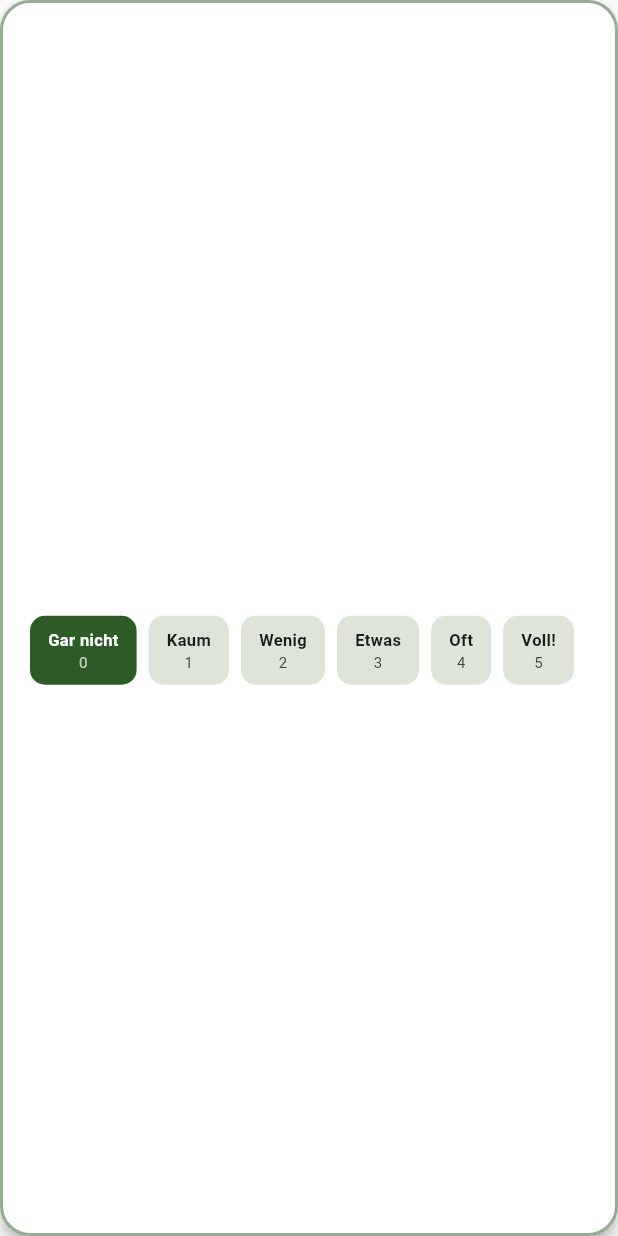
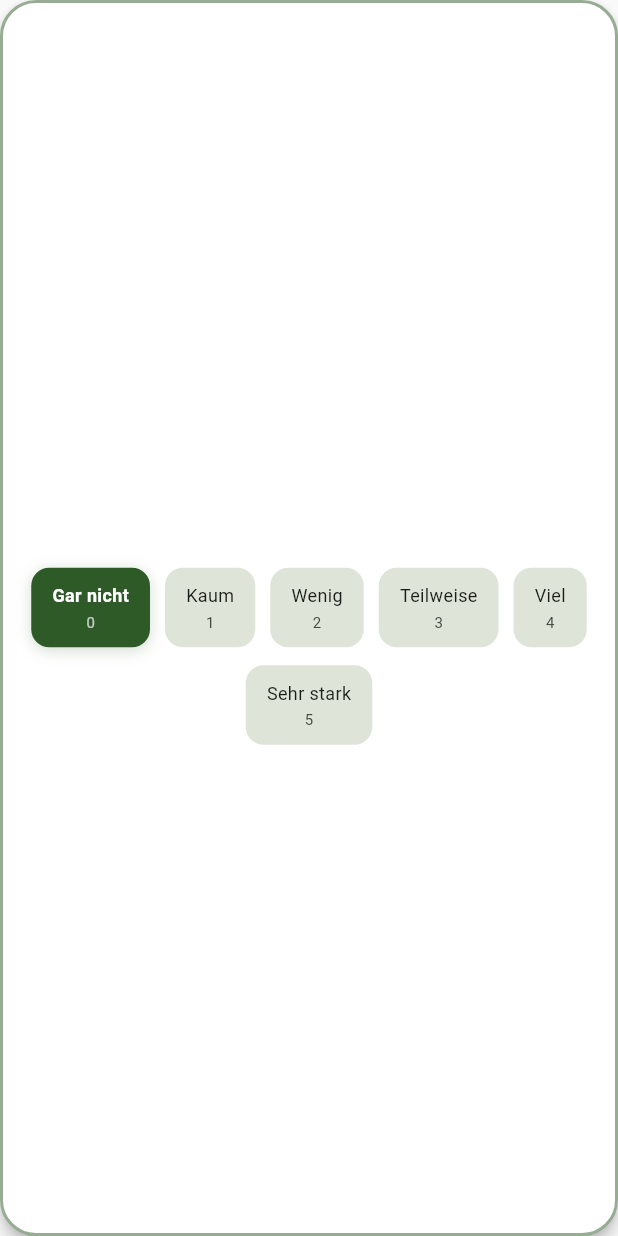
Before and after one commit to Paradoxianer/design_for_life, a Flutter app: the _QuestionCard widget shown alone on an empty page, opened directly with empty values, on a phone screen of 412 x 824 dp. Run offline on Flutter 3.47's test engine with Material 3 defaults, Android fonts, the phone set to English and light mode, and no system bars; our stand-ins replace equatable, flutter_bloc, go_router, google_fonts, hydrated_bloc, image_picker.

Commit message:
refactor: professionalize rating labels and center button layout fixes #5

```diff
--- a/lib/features/spiritual_gifts/widgets/spiritual_gifts_editor.dart
+++ b/lib/features/spiritual_gifts/widgets/spiritual_gifts_editor.dart
@@ -104,9 +104,9 @@ class _SpiritualGiftsEditorState extends State<SpiritualGiftsEditor> {
               child: CarouselView(
                 controller: _carouselController,
                 scrollDirection: Axis.vertical,
-                itemExtent: 220, // Höhe der Karte im vertikalen Modus
-                shrinkExtent: 150,
-                enableSplash: false, // WICHTIG: Erlaubt Interaktion mit Children
+                itemExtent: 240, // Etwas mehr Platz für die seriösen Texte
+                shrinkExtent: 180,
+                enableSplash: false,
                 padding: const EdgeInsets.symmetric(vertical: 8, horizontal: 16),
                 children: List.generate(state.questionOrder.length, (index) {
                   final questionId = state.questionOrder[index];
@@ -161,17 +161,16 @@ class _QuestionCard extends StatelessWidget {
       margin: EdgeInsets.zero,
       elevation: currentScore != null ? 4 : 1,
       shape: RoundedRectangleBorder(
-        borderRadius: BorderRadius.circular(20),
+        borderRadius: BorderRadius.circular(24),
         side: BorderSide(
           color: currentScore != null ? theme.colorScheme.primary.withOpacity(0.5) : Colors.transparent,
           width: 2,
         ),
       ),
       child: Padding(
-        padding: const EdgeInsets.all(16),
+        padding: const EdgeInsets.all(20),
         child: Column(
           mainAxisAlignment: MainAxisAlignment.center,
-          crossAxisAlignment: CrossAxisAlignment.stretch,
           children: [
             Text(
               question.text,
@@ -179,27 +178,33 @@ class _QuestionCard extends StatelessWidget {
                 fontWeight: FontWeight.bold,
               ),
               textAlign: TextAlign.center,
-              maxLines: 2,
+              maxLines: 3,
               overflow: TextOverflow.ellipsis,
             ),
-            const SizedBox(height: 16),
-            SingleChildScrollView(
-              scrollDirection: Axis.horizontal,
-              child: Row(
-                mainAxisAlignment: MainAxisAlignment.center,
+            const SizedBox(height: 24),
+            Center(
+              child: Wrap(
+                spacing: 10,
+                runSpacing: 12,
+                alignment: WrapAlignment.center,
                 children: List.generate(6, (index) {
                   final isSelected = currentScore == index;
-                  return Padding(
-                    padding: const EdgeInsets.symmetric(horizontal: 4),
-                    child: InkWell(
+                  return InkWell(
                     onTap: isReadOnly ? null : () => onAnswer(index),
-                      borderRadius: BorderRadius.circular(10),
+                    borderRadius: BorderRadius.circular(12),
                     child: AnimatedContainer(
                       duration: const Duration(milliseconds: 200),
-                        padding: const EdgeInsets.symmetric(horizontal: 12, vertical: 8),
+                      padding: const EdgeInsets.symmetric(horizontal: 14, vertical: 10),
                       decoration: BoxDecoration(
                         color: isSelected ? theme.colorScheme.primary : theme.colorScheme.surfaceVariant,
-                          borderRadius: BorderRadius.circular(10),
+                        borderRadius: BorderRadius.circular(12),
+                        boxShadow: isSelected ? [
+                          BoxShadow(
+                            color: theme.colorScheme.primary.withOpacity(0.2),
+                            blurRadius: 8,
+                            offset: const Offset(0, 2),
+                          )
+                        ] : null,
                       ),
                       child: Column(
                         mainAxisSize: MainAxisSize.min,
@@ -208,10 +213,11 @@ class _QuestionCard extends StatelessWidget {
                             _getLabel(index),
                             style: TextStyle(
                               color: isSelected ? Colors.white : theme.colorScheme.onSurface,
-                                fontWeight: FontWeight.bold,
-                                fontSize: 11,
+                              fontWeight: isSelected ? FontWeight.bold : FontWeight.normal,
+                              fontSize: 12,
                             ),
                           ),
+                          const SizedBox(height: 2),
                           Text(
                             '$index',
                             style: TextStyle(
@@ -220,7 +226,6 @@ class _QuestionCard extends StatelessWidget {
                             ),
                           ),
                         ],
-                        ),
                       ),
                     ),
                   );
@@ -238,9 +243,9 @@ class _QuestionCard extends StatelessWidget {
       case 0: return 'Gar nicht';
       case 1: return 'Kaum';
       case 2: return 'Wenig';
-      case 3: return 'Etwas';
-      case 4: return 'Oft';
-      case 5: return 'Voll!';
+      case 3: return 'Teilweise';
+      case 4: return 'Viel';
+      case 5: return 'Sehr stark';
       default: return '';
     }
   }
```
Lines whose indentation alone changed are shown as unchanged.
